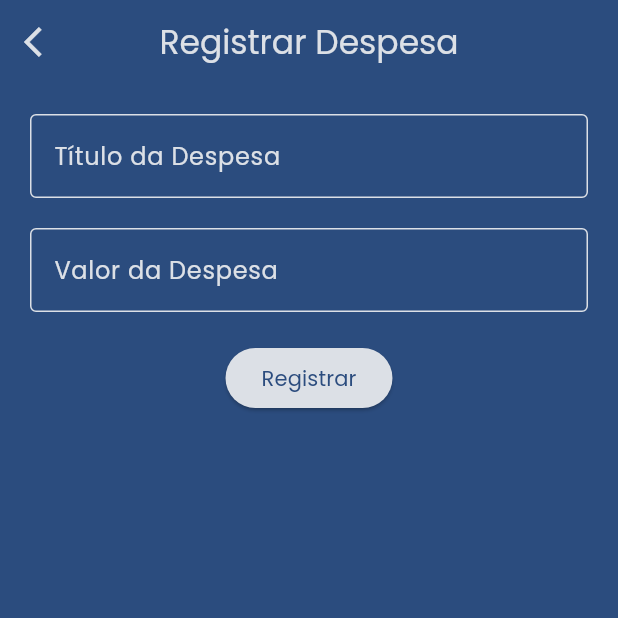
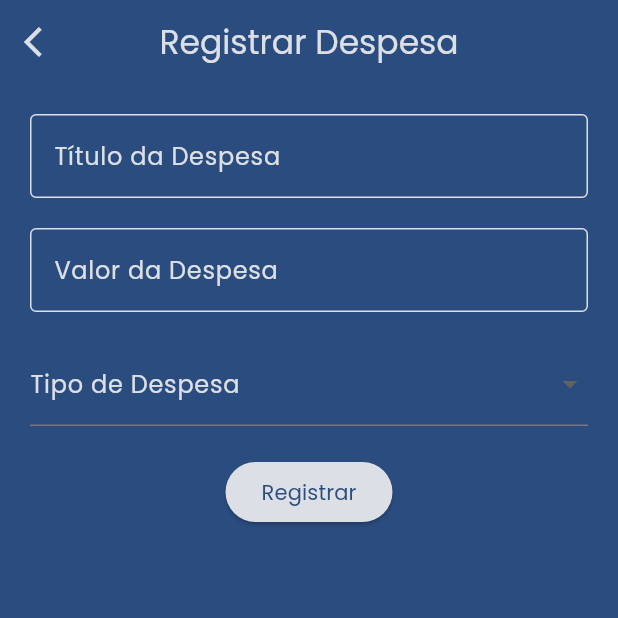
Before and after one commit to nickolas-silva/spending_pad, a Flutter app: the screen it shows after launch, after a tap on the "add" icon, on a phone screen of 412 x 824 dp, the top half of it. Run offline on Flutter 3.47's test engine with Material 3 defaults, Android fonts, the phone set to English and light mode, and no system bars; our stand-ins replace get; missing offline and left inert: validatorless.

Commit message:
add types

```diff
--- a/lib/model/expense.dart
+++ b/lib/model/expense.dart
@@ -2,6 +2,7 @@ class Expense{
   String title;
   DateTime date;
   double value;
+  bool isDebit;
 
-  Expense({required this.title, required this.date, required this.value});
+  Expense({required this.title, required this.date, required this.value, required this.isDebit});
 }
--- a/lib/view/pages/home/home_page.dart
+++ b/lib/view/pages/home/home_page.dart
@@ -52,13 +52,14 @@ class HomePage extends GetView<HomeController> {
                           Icons.monetization_on_outlined,
                           color: lightBlue,
                         ),
-                        Text(
+                        Obx(() =>  Text(
                           '${controller.total}',
                           style: TextStyle(
-                              color: white,
-                              fontSize: 50,
-                              fontWeight: FontWeight.bold),
-                        )
+                            color: white,
+                            fontSize: 50,
+                            fontWeight: FontWeight.bold
+                          ),
+                        ))
                       ],
                     ),
 
@@ -135,7 +136,7 @@ class HomePage extends GetView<HomeController> {
                                       width: 10,
                                     ),
                                     Text(
-                                      '1.000,00',
+                                      controller.entradas.toString(),
                                       style: TextStyle(
                                         color: green,
                                         fontSize: 18,
@@ -154,11 +155,12 @@ class HomePage extends GetView<HomeController> {
                                       width: 10,
                                     ),
                                     Text(
-                                      '1.000,00',
+                                      controller.spends.toString(),
                                       style: TextStyle(
-                                          color: red,
-                                          fontSize: 18,
-                                          fontWeight: FontWeight.bold),
+                                        color: red,
+                                        fontSize: 18,
+                                        fontWeight: FontWeight.bold
+                                      ),
                                     ),
                                   ],
                                 ),
@@ -191,7 +193,7 @@ class HomePage extends GetView<HomeController> {
                       ),
                       const SizedBox(height: 15,),
                       Container(
-                        color: Colors.red,
+                        color: white,
                         child: StreamBuilder<List<Expense>>(
                             stream: controller.exStream,
                             builder: (context, snapshot) {
@@ -200,14 +202,29 @@ class HomePage extends GetView<HomeController> {
                                   shrinkWrap: true,
                                   itemCount: snapshot.data!.length,
                                   itemBuilder: (context, index) {
-                                    return ExpenseCard(
-                                        expense: snapshot.data![index]);
+                                    return Padding(
+                                      padding: const EdgeInsets.all(10),
+                                      child: ExpenseCard(expense: snapshot.data![index])
+                                    );
                                   },
                                 );
                               } else if (snapshot.hasError) {
                                 return Text('Erro: ${snapshot.error}');
                               } else {
-                                return CircularProgressIndicator();
+                                return Column(
+                                  children: [
+                                    const SizedBox(height: 90),
+                                    Text(
+                                      'Nenhuma despesa cadastrada',
+                                      style: TextStyle(
+                                          color: lightGrey,
+                                          fontSize: 18,
+                                          fontWeight: FontWeight.bold),
+                                    ),
+                                    const SizedBox(height: 5),
+                                    const CircularProgressIndicator()
+                                  ],
+                                );
                               }
                             },
                           )
--- a/lib/view/pages/register_expense/expense_page.dart
+++ b/lib/view/pages/register_expense/expense_page.dart
@@ -58,8 +58,31 @@ class RegisterExpensePage extends GetView<HomeController> {
                 keyboardType: TextInputType.number,
               ),
               const SizedBox(height: 20),
+
+              DropdownButtonFormField(
+                decoration: InputDecoration(
+                  labelText: 'Tipo de Despesa',
+                  labelStyle: TextStyle(color: white),
+                  focusedBorder: OutlineInputBorder(
+                    borderSide: BorderSide(color: white),
+                  ),
+                ),
+
+                items: ['Debito', 'Credito'].map<DropdownMenuItem<String>>((String value) {
+                  return DropdownMenuItem<String>(
+                    value: value,
+                    child: Text(value, style: TextStyle(color: white),),
+                  );
+                }).toList(),
+                onChanged: (e) {
+                  controller.teste = e.toString();
+                  //print(e);
+                },
+              ),
+              const SizedBox(height: 20,),
               ElevatedButton(
                 onPressed: () {
+
                   controller.addExpense();
                   Get.back();
                   controller.update();
--- a/pubspec.yaml
+++ b/pubspec.yaml
@@ -38,6 +38,7 @@ dependencies:
   get: ^4.6.6
   validatorless: ^1.2.3
   sqflite: ^2.3.2
+  intl: ^0.19.0
 
 dev_dependencies:
   flutter_test:
```
Also changed, not shown: lib/controllers/home_controller.dart (+16 -2 lines), lib/view/utils/expense_card.dart (+34 -7 lines), pubspec.lock.
